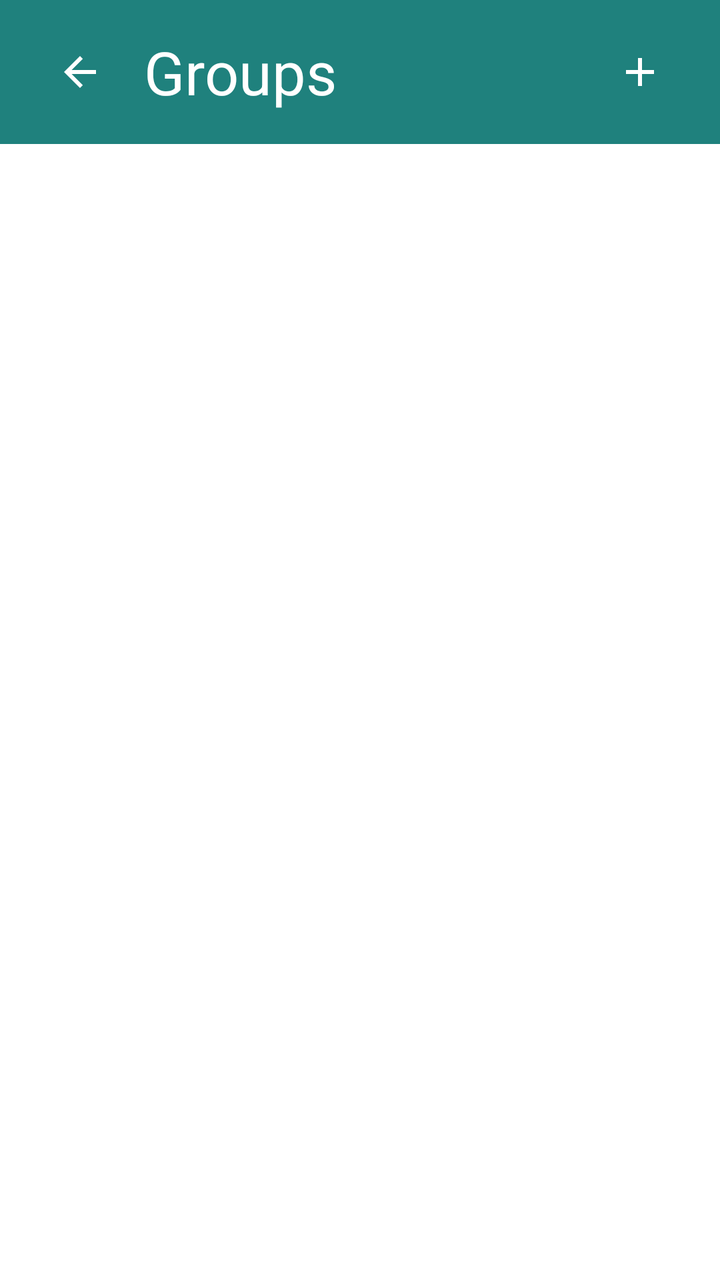
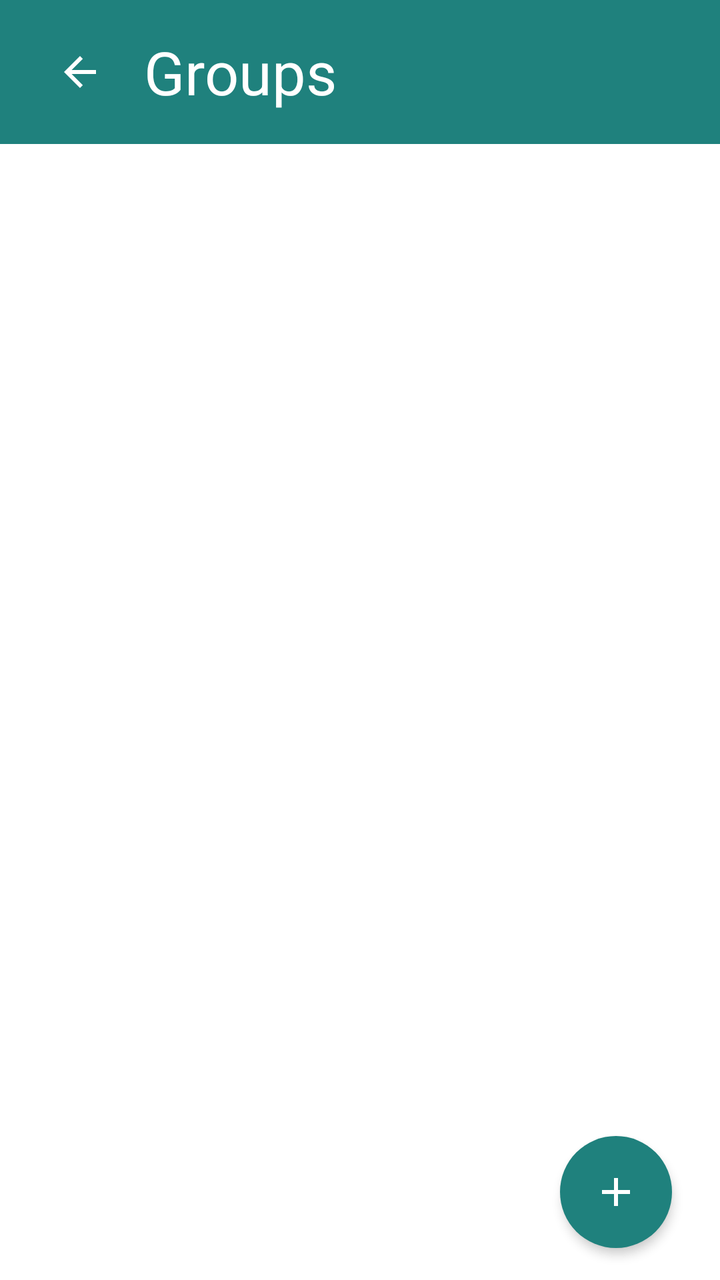

Compare the two renders of this Android layout. The source of the first and the diff that turns it into the second are given below.
<!-- AndroidManifest.xml: application theme Theme.FriendMinder -->
<!-- res/layout/fragment_groups.xml -->
<?xml version="1.0" encoding="utf-8"?>
<LinearLayout xmlns:android="http://schemas.android.com/apk/res/android"
    xmlns:app="http://schemas.android.com/apk/res-auto"
    android:layout_width="match_parent"
    android:layout_height="match_parent"
    android:orientation="vertical">

    
    <LinearLayout
        android:id="@+id/headerContainer"
        android:layout_width="match_parent"
        android:layout_height="wrap_content"
        android:orientation="vertical"
        android:background="@color/fm_header">

        <View
            android:id="@+id/statusBarSpacer"
            android:layout_width="match_parent"
            android:layout_height="0dp" />

        <FrameLayout
            android:layout_width="match_parent"
            android:layout_height="@dimen/fm_home_header_height">

            <ImageButton
                android:id="@+id/backButton"
                android:layout_width="48dp"
                android:layout_height="48dp"
                android:layout_gravity="start|center_vertical"
                android:layout_marginStart="16dp"
                android:padding="12dp"
                android:background="?attr/selectableItemBackgroundBorderless"
                android:src="@drawable/ic_arrow_back"
                app:tint="@color/fm_on_primary"
                android:contentDescription="@string/content_desc_back" />

            <TextView
                android:id="@+id/headerTitle"
                android:layout_width="wrap_content"
                android:layout_height="wrap_content"
                android:layout_gravity="start|center_vertical"
                android:layout_marginStart="72dp"
                android:layout_marginEnd="72dp"
                android:text="@string/title_groups"
                android:textColor="@color/fm_on_primary"
                android:textSize="@dimen/fm_header_title_size"
                android:maxLines="1"
                android:ellipsize="end" />

            <ImageButton
                android:id="@+id/headerActionButton"
                android:layout_width="48dp"
                android:layout_height="48dp"
                android:layout_gravity="end|center_vertical"
                android:layout_marginEnd="16dp"
                android:padding="12dp"
                android:background="?attr/selectableItemBackgroundBorderless"
                android:src="@drawable/ic_add"
                app:tint="@color/fm_on_primary"
                android:contentDescription="@string/action_new_group" />
        </FrameLayout>
    </LinearLayout>

    <LinearLayout
        android:id="@+id/emptyStateGroup"
        android:layout_width="match_parent"
        android:layout_height="wrap_content"
        android:orientation="vertical"
        android:gravity="center"
        android:padding="@dimen/fm_space_8"
        android:visibility="gone">

        <TextView
            android:layout_width="wrap_content"
            android:layout_height="wrap_content"
            android:text="@string/label_groups_empty"
            android:textAppearance="?attr/textAppearanceHeadlineSmall"
            android:layout_marginBottom="@dimen/fm_space_4" />

        <Button
            android:id="@+id/createFirstGroupButton"
            style="@style/Widget.Material3.Button"
            android:layout_width="wrap_content"
            android:layout_height="wrap_content"
            android:text="@string/action_create_first_group" />
    </LinearLayout>

    <androidx.recyclerview.widget.RecyclerView
        android:id="@+id/groupRecyclerView"
        android:layout_width="match_parent"
        android:layout_height="0dp"
        android:layout_weight="1"
        android:visibility="gone" />
</LinearLayout>
<!-- resources referenced by this layout -->
<resources>
  <color name="fm_header">#1F817D</color>
  <color name="fm_on_primary">#FFFFFF</color>
  <dimen name="fm_header_title_size">30sp</dimen>
  <dimen name="fm_home_header_height">72dp</dimen>
  <dimen name="fm_space_4">16dp</dimen>
  <dimen name="fm_space_8">32dp</dimen>
  <!-- drawable ic_add (drawable) -->
  <vector xmlns:android="http://schemas.android.com/apk/res/android"
      android:width="24dp"
      android:height="24dp"
      android:viewportWidth="24"
      android:viewportHeight="24"
      android:tint="?attr/colorOnSurface">
      <path
          android:fillColor="@android:color/white"
          android:pathData="M19,13h-6v6h-2v-6H5v-2h6V5h2v6h6v2z" />
  </vector>
  <!-- drawable ic_arrow_back (drawable) -->
  <vector xmlns:android="http://schemas.android.com/apk/res/android"
      android:width="24dp"
      android:height="24dp"
      android:viewportWidth="24"
      android:viewportHeight="24"
      android:tint="?attr/colorOnSurface">
      <path
          android:fillColor="@android:color/white"
          android:pathData="M20,11H7.83l5.59,-5.59L12,4l-8,8 8,8 1.41,-1.41L7.83,13H20v-2z" />
  </vector>
  <string name="action_create_first_group">Create your first group</string>
  <string name="action_new_group">New Group</string>
  <string name="content_desc_back">Back</string>
  <string name="label_groups_empty">No groups yet</string>
  <string name="title_groups">Groups</string>
  <style name="Theme.FriendMinder" parent="Theme.Material3.Light.NoActionBar">
          <item name="colorPrimary">@color/fm_primary</item>
          <item name="colorOnPrimary">@color/fm_on_primary</item>
          <item name="colorPrimaryContainer">@color/fm_primary_container</item>
          <item name="colorOnPrimaryContainer">@color/fm_on_primary_container</item>
  
          <item name="colorSecondary">@color/fm_secondary</item>
          <item name="colorOnSecondary">@color/fm_on_secondary</item>
          <item name="colorSecondaryContainer">@color/fm_secondary_container</item>
          <item name="colorOnSecondaryContainer">@color/fm_on_secondary_container</item>
  
          <item name="colorSurface">@color/fm_surface</item>
          <item name="colorOnSurface">@color/fm_ink</item>
          <item name="colorSurfaceVariant">@color/fm_surface_variant</item>
          <item name="colorOnSurfaceVariant">@color/fm_ink_dim</item>
  
          <item name="colorOutline">@color/fm_outline</item>
          <item name="colorOutlineVariant">@color/fm_divider</item>
  
          <item name="colorError">@color/fm_error</item>
          <item name="colorErrorContainer">@color/fm_error_container</item>
          <item name="colorOnErrorContainer">@color/fm_on_error_container</item>
  
          
          <item name="android:windowBackground">@color/fm_surface</item>
      </style>
  <color name="fm_primary">#1F817D</color>
  <color name="fm_primary_container">#B0E8E6</color>
  <color name="fm_on_primary_container">#195556</color>
  <color name="fm_secondary">#5ABBEB</color>
  <color name="fm_on_secondary">#0A2E31</color>
  <color name="fm_secondary_container">#D6EBF8</color>
  <color name="fm_on_secondary_container">#0A2E31</color>
  <color name="fm_surface">#FFFFFF</color>
  <color name="fm_ink">#1B2E30</color>
  <color name="fm_surface_variant">#D3E9F4</color>
  <color name="fm_ink_dim">#4C6A6E</color>
  <color name="fm_outline">#5A8A92</color>
  <color name="fm_divider">#CFE7EA</color>
  <color name="fm_error">#B3261E</color>
  <color name="fm_error_container">#F9DEDC</color>
  <color name="fm_on_error_container">#410E0B</color>
</resources>

<!-- the commit's change to res/layout/fragment_groups.xml (unified diff, before → after) -->
@@ -1,94 +1,112 @@
 <?xml version="1.0" encoding="utf-8"?>
-<LinearLayout xmlns:android="http://schemas.android.com/apk/res/android"
+<FrameLayout xmlns:android="http://schemas.android.com/apk/res/android"
     xmlns:app="http://schemas.android.com/apk/res-auto"
     android:layout_width="match_parent"
     android:layout_height="match_parent"
-    android:orientation="vertical">
+    android:background="@color/fm_surface">
 
-    
     <LinearLayout
-        android:id="@+id/headerContainer"
         android:layout_width="match_parent"
-        android:layout_height="wrap_content"
-        android:orientation="vertical"
-        android:background="@color/fm_header">
+        android:layout_height="match_parent"
+        android:orientation="vertical">
 
-        <View
-            android:id="@+id/statusBarSpacer"
+        <LinearLayout
+            android:id="@+id/headerContainer"
             android:layout_width="match_parent"
-            android:layout_height="0dp" />
+            android:layout_height="wrap_content"
+            android:orientation="vertical"
+            android:background="@color/fm_header">
+
+            <View
+                android:id="@+id/statusBarSpacer"
+                android:layout_width="match_parent"
+                android:layout_height="0dp" />
+
+            <FrameLayout
+                android:layout_width="match_parent"
+                android:layout_height="@dimen/fm_home_header_height">
+
+                <ImageButton
+                    android:id="@+id/backButton"
+                    android:layout_width="48dp"
+                    android:layout_height="48dp"
+                    android:layout_gravity="start|center_vertical"
+                    android:layout_marginStart="16dp"
+                    android:padding="12dp"
+                    android:background="?attr/selectableItemBackgroundBorderless"
+                    android:src="@drawable/ic_arrow_back"
+                    app:tint="@color/fm_on_primary"
+                    android:contentDescription="@string/content_desc_back" />
+
+                
+                <TextView
+                    android:id="@+id/headerTitle"
+                    android:layout_width="wrap_content"
+                    android:layout_height="wrap_content"
+                    android:layout_gravity="start|center_vertical"
+                    android:layout_marginStart="72dp"
+                    android:layout_marginEnd="@dimen/fm_space_6"
+                    android:text="@string/title_groups"
+                    android:textColor="@color/fm_on_primary"
+                    android:textSize="@dimen/fm_header_title_size"
+                    android:maxLines="1"
+                    android:ellipsize="end" />
+            </FrameLayout>
+        </LinearLayout>
 
         <FrameLayout
             android:layout_width="match_parent"
-            android:layout_height="@dimen/fm_home_header_height">
+            android:layout_height="0dp"
+            android:layout_weight="1">
 
-            <ImageButton
-                android:id="@+id/backButton"
-                android:layout_width="48dp"
-                android:layout_height="48dp"
-                android:layout_gravity="start|center_vertical"
-                android:layout_marginStart="16dp"
-                android:padding="12dp"
-                android:background="?attr/selectableItemBackgroundBorderless"
-                android:src="@drawable/ic_arrow_back"
-                app:tint="@color/fm_on_primary"
-                android:contentDescription="@string/content_desc_back" />
+            <androidx.recyclerview.widget.RecyclerView
+                android:id="@+id/groupRecyclerView"
+                android:layout_width="match_parent"
+                android:layout_height="match_parent"
+                android:clipToPadding="false"
+                android:paddingBottom="@dimen/fm_home_list_bottom_padding"
+                android:visibility="gone" />
 
-            <TextView
-                android:id="@+id/headerTitle"
-                android:layout_width="wrap_content"
+            <LinearLayout
+                android:id="@+id/emptyStateGroup"
+                android:layout_width="match_parent"
                 android:layout_height="wrap_content"
-                android:layout_gravity="start|center_vertical"
-                android:layout_marginStart="72dp"
-                android:layout_marginEnd="72dp"
-                android:text="@string/title_groups"
-                android:textColor="@color/fm_on_primary"
-                android:textSize="@dimen/fm_header_title_size"
-                android:maxLines="1"
-                android:ellipsize="end" />
+                android:layout_gravity="center"
+                android:orientation="vertical"
+                android:gravity="center"
+                android:padding="@dimen/fm_space_8"
+                android:visibility="gone">
 
-            <ImageButton
-                android:id="@+id/headerActionButton"
-                android:layout_width="48dp"
-                android:layout_height="48dp"
-                android:layout_gravity="end|center_vertical"
-                android:layout_marginEnd="16dp"
-                android:padding="12dp"
-                android:background="?attr/selectableItemBackgroundBorderless"
-                android:src="@drawable/ic_add"
-                app:tint="@color/fm_on_primary"
-                android:contentDescription="@string/action_new_group" />
+                <TextView
+                    android:layout_width="wrap_content"
+                    android:layout_height="wrap_content"
+                    android:text="@string/label_groups_empty"
+                    android:textAppearance="?attr/textAppearanceHeadlineSmall"
+                    android:layout_marginBottom="@dimen/fm_space_4" />
+
+                <Button
+                    android:id="@+id/createFirstGroupButton"
+                    style="@style/Widget.Material3.Button"
+                    android:layout_width="wrap_content"
+                    android:layout_height="wrap_content"
+                    android:text="@string/action_create_first_group" />
+            </LinearLayout>
         </FrameLayout>
     </LinearLayout>
 
-    <LinearLayout
-        android:id="@+id/emptyStateGroup"
-        android:layout_width="match_parent"
+    
+    <com.google.android.material.floatingactionbutton.FloatingActionButton
+        android:id="@+id/addGroupFab"
+        android:layout_width="wrap_content"
         android:layout_height="wrap_content"
-        android:orientation="vertical"
-        android:gravity="center"
-        android:padding="@dimen/fm_space_8"
-        android:visibility="gone">
+        android:layout_gravity="bottom|end"
+        android:layout_marginEnd="@dimen/fm_space_6"
+        android:layout_marginBottom="@dimen/fm_space_4"
+        android:contentDescription="@string/action_new_group"
+        app:elevation="3dp"
+        app:backgroundTint="@color/fm_primary"
+        app:tint="@color/fm_on_primary"
+        app:shapeAppearanceOverlay="@style/ShapeAppearanceOverlay.MaterialComponents.FloatingActionButton"
+        app:srcCompat="@drawable/ic_add" />
 
-        <TextView
-            android:layout_width="wrap_content"
-            android:layout_height="wrap_content"
-            android:text="@string/label_groups_empty"
-            android:textAppearance="?attr/textAppearanceHeadlineSmall"
-            android:layout_marginBottom="@dimen/fm_space_4" />
-
-        <Button
-            android:id="@+id/createFirstGroupButton"
-            style="@style/Widget.Material3.Button"
-            android:layout_width="wrap_content"
-            android:layout_height="wrap_content"
-            android:text="@string/action_create_first_group" />
-    </LinearLayout>
-
-    <androidx.recyclerview.widget.RecyclerView
-        android:id="@+id/groupRecyclerView"
-        android:layout_width="match_parent"
-        android:layout_height="0dp"
-        android:layout_weight="1"
-        android:visibility="gone" />
-</LinearLayout>
+</FrameLayout>
<!-- resource entries referenced after the edit -->
@@ -4,7 +4,9 @@
   <color name="fm_on_primary">#FFFFFF</color>
   <dimen name="fm_header_title_size">30sp</dimen>
   <dimen name="fm_home_header_height">72dp</dimen>
+  <dimen name="fm_home_list_bottom_padding">88dp</dimen>
   <dimen name="fm_space_4">16dp</dimen>
+  <dimen name="fm_space_6">24dp</dimen>
   <dimen name="fm_space_8">32dp</dimen>
   <!-- drawable ic_add (drawable) -->
   <vector xmlns:android="http://schemas.android.com/apk/res/android"
